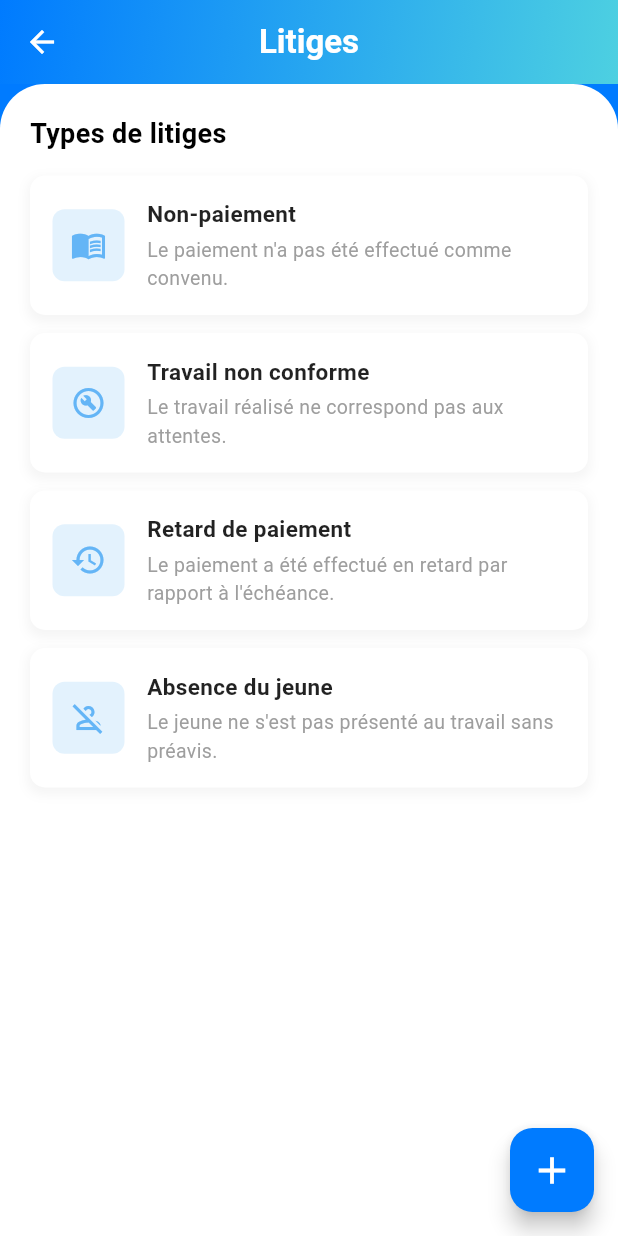
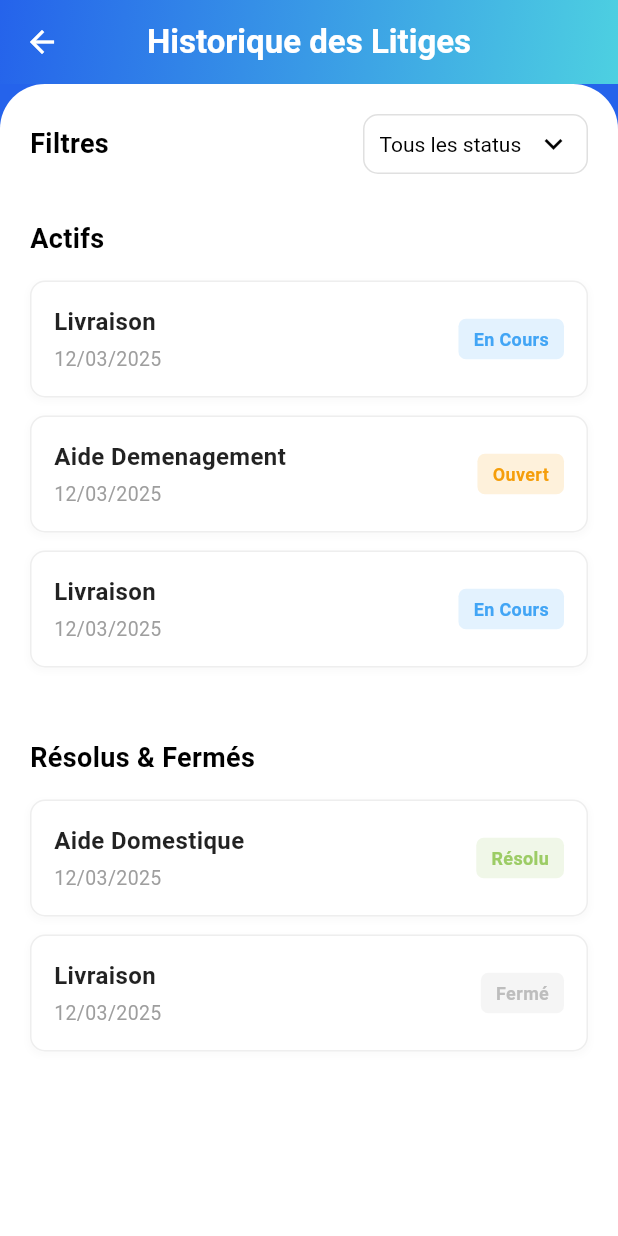
Before and after one commit to Tji-Teliman/tji_teliman_mobile, a Flutter app: the screen it shows after launch, on a phone screen of 412 x 824 dp. Run offline on Flutter 3.47's test engine with Material 3 defaults, Android fonts, the phone set to English and light mode, and no system bars; our stand-ins replace google_fonts, google_maps_flutter.

Commit message:
feat: ajout de la page historique  des  litiges

```diff
--- a/lib/main.dart
+++ b/lib/main.dart
@@ -1,5 +1,6 @@
 import 'package:flutter/material.dart';
 import 'package:intl/date_symbol_data_local.dart';
+import 'package:tji_teliman_mobile/screens/screens_jeunes/historique_litige.dart';
 import 'package:tji_teliman_mobile/screens/screens_jeunes/liste_litige.dart';
 import 'package:tji_teliman_mobile/screens/screens_jeunes/signaler_screen.dart';
 import 'screens/splash_screen.dart';
@@ -32,7 +33,7 @@ class MyApp extends StatelessWidget {
         useMaterial3: true,
       ),
       // L'écran de démarrage est défini ici
-      home: const ListeLitige(),
+      home: const HistoriqueLitige(),
       debugShowCheckedModeBanner: false,
     );
   }
--- /dev/null
+++ b/lib/screens/screens_jeunes/historique_litige.dart
@@ -0,0 +1,284 @@
+import 'package:flutter/material.dart';
+
+
+
+class HistoriqueLitige extends StatelessWidget {
+  const HistoriqueLitige({super.key});
+
+  @override
+  Widget build(BuildContext context) {
+    return MaterialApp(
+      title: 'Historique des Litiges',
+      theme: ThemeData(
+        primarySwatch: Colors.blue,
+        useMaterial3: true,
+      ),
+      home: const DisputeHistoryScreen(),
+      debugShowCheckedModeBanner: false,
+    );
+  }
+}
+
+// Définition des couleurs personnalisées
+const Color customOrange = Color(0xFFF59E0B);
+const Color customBlue = Color(0xFF2563EB);
+const Color accentColor = Color(0xFF4DD0E1); // Pour le dégradé de l'AppBar
+
+// Modèle de données pour un litige
+class DisputeRecord {
+  final String title;
+  final String date;
+  final String status;
+
+  const DisputeRecord({required this.title, required this.date, required this.status});
+}
+
+class DisputeHistoryScreen extends StatelessWidget {
+  const DisputeHistoryScreen({super.key});
+
+  // Données de simulation pour l'historique
+  final List<DisputeRecord> activeDisputes = const [
+    DisputeRecord(title: "Livraison", date: "12/03/2025", status: "En Cours"),
+    DisputeRecord(title: "Aide Demenagement", date: "12/03/2025", status: "Ouvert"),
+    DisputeRecord(title: "Livraison", date: "12/03/2025", status: "En Cours"),
+  ];
+
+  final List<DisputeRecord> resolvedDisputes = const [
+    DisputeRecord(title: "Aide Domestique", date: "12/03/2025", status: "Résolu"),
+    DisputeRecord(title: "Livraison", date: "12/03/2025", status: "Fermé"),
+  ];
+
+  @override
+  Widget build(BuildContext context) {
+    return Scaffold(
+      backgroundColor: customBlue, // Utilisation du bleu personnalisé comme couleur principale
+      appBar: AppBar(
+        // Dégradé pour l'AppBar
+        flexibleSpace: Container(
+          decoration: const BoxDecoration(
+            gradient: LinearGradient(
+              colors: [customBlue, accentColor],
+              begin: Alignment.topLeft,
+              end: Alignment.bottomRight,
+            ),
+          ),
+        ),
+        elevation: 0,
+        leading: IconButton(
+          icon: const Icon(Icons.arrow_back, color: Colors.white),
+          onPressed: () {
+            // Logique de retour
+          },
+        ),
+        title: const Text(
+          'Historique des Litiges',
+          style: TextStyle(color: Colors.white, fontWeight: FontWeight.w600),
+        ),
+        centerTitle: true,
+      ),
+
+      body: Column(
+        children: <Widget>[
+          // La carte blanche principale avec les coins supérieurs arrondis
+          Expanded(
+            child: Container(
+              width: double.infinity,
+              decoration: const BoxDecoration(
+                color: Colors.white,
+                borderRadius: BorderRadius.vertical(top: Radius.circular(30.0)),
+              ),
+              child: SingleChildScrollView(
+                padding: const EdgeInsets.all(20.0),
+                child: Column(
+                  crossAxisAlignment: CrossAxisAlignment.start,
+                  children: <Widget>[
+                    // --- Section Filtres ---
+                    const FilterSection(),
+                    const SizedBox(height: 25),
+
+                    // --- Section Actifs ---
+                    const SectionTitle(title: 'Actifs'),
+                    ...activeDisputes.map((record) => DisputeCard(record: record)).toList(),
+                    const SizedBox(height: 30),
+
+                    // --- Section Résolus & Fermés ---
+                    const SectionTitle(title: 'Résolus & Fermés'),
+                    ...resolvedDisputes.map((record) => DisputeCard(record: record)).toList(),
+                  ],
+                ),
+              ),
+            ),
+          ),
+        ],
+      ),
+    );
+  }
+}
+
+// Widget de titre de section (Actifs, Résolus & Fermés)
+class SectionTitle extends StatelessWidget {
+  final String title;
+  const SectionTitle({super.key, required this.title});
+
+  @override
+  Widget build(BuildContext context) {
+    return Padding(
+      padding: const EdgeInsets.only(bottom: 15.0, top: 5.0),
+      child: Text(
+        title,
+        style: const TextStyle(
+          fontWeight: FontWeight.bold,
+          fontSize: 18,
+          color: Colors.black,
+        ),
+      ),
+    );
+  }
+}
+
+// Widget pour la section Filtres (Titre + Dropdown)
+class FilterSection extends StatelessWidget {
+  const FilterSection({super.key});
+
+  @override
+  Widget build(BuildContext context) {
+    // Style du Dropdown pour correspondre au design
+    final OutlineInputBorder borderStyle = OutlineInputBorder(
+      borderRadius: BorderRadius.circular(10.0),
+      borderSide: const BorderSide(color: Colors.grey, width: 1.0),
+    );
+
+    return Row(
+      mainAxisAlignment: MainAxisAlignment.spaceBetween,
+      children: <Widget>[
+        const Text(
+          'Filtres',
+          style: TextStyle(
+            fontWeight: FontWeight.bold,
+            fontSize: 18,
+            color: Colors.black,
+          ),
+        ),
+        Container(
+          width: 150, // Taille fixe pour le dropdown
+          height: 40,
+          padding: const EdgeInsets.symmetric(horizontal: 10),
+          decoration: BoxDecoration(
+            borderRadius: BorderRadius.circular(10.0),
+            border: Border.all(color: Colors.grey.shade300),
+          ),
+          child: DropdownButtonHideUnderline(
+            child: DropdownButton<String>(
+              value: 'Tous les status',
+              icon: const Icon(Icons.keyboard_arrow_down, color: Colors.black),
+              isExpanded: true,
+              style: const TextStyle(color: Colors.black, fontSize: 14),
+              items: <String>['Tous les status', 'Ouvert', 'En Cours', 'Résolu', 'Fermé']
+                  .map<DropdownMenuItem<String>>((String value) {
+                return DropdownMenuItem<String>(
+                  value: value,
+                  child: Text(value),
+                );
+              }).toList(),
+              onChanged: (String? newValue) {
+                // Logique de filtrage
+              },
+            ),
+          ),
+        ),
+      ],
+    );
+  }
+}
+
+// Widget pour une seule carte de litige
+class DisputeCard extends StatelessWidget {
+  final DisputeRecord record;
+
+  const DisputeCard({super.key, required this.record});
+
+  // Fonction pour déterminer la couleur du badge en fonction du statut
+  Color _getStatusColor(String status) {
+    switch (status) {
+      case 'Ouvert':
+        return customOrange; // Orange
+      case 'En Cours':
+        return Colors.blue.shade400; // Bleu clair
+      case 'Résolu':
+        return Colors.lightGreen.shade400; // Vert
+      case 'Fermé':
+        return Colors.grey.shade400; // Gris
+      default:
+        return Colors.grey.shade300;
+    }
+  }
+
+  @override
+  Widget build(BuildContext context) {
+    final statusColor = _getStatusColor(record.status);
+
+    return Padding(
+      padding: const EdgeInsets.only(bottom: 12.0),
+      child: Container(
+        padding: const EdgeInsets.all(15),
+        decoration: BoxDecoration(
+          color: Colors.white,
+          borderRadius: BorderRadius.circular(10),
+          border: Border.all(color: Colors.grey.shade200),
+          boxShadow: [
+            BoxShadow(
+              color: Colors.grey.withOpacity(0.05),
+              spreadRadius: 1,
+              blurRadius: 3,
+              offset: const Offset(0, 2),
+            ),
+          ],
+        ),
+        child: Row(
+          mainAxisAlignment: MainAxisAlignment.spaceBetween,
+          children: <Widget>[
+            // --- Titre et Date ---
+            Column(
+              crossAxisAlignment: CrossAxisAlignment.start,
+              children: <Widget>[
+                Text(
+                  record.title,
+                  style: const TextStyle(
+                    fontWeight: FontWeight.bold,
+                    fontSize: 16,
+                    color: Colors.black87,
+                  ),
+                ),
+                const SizedBox(height: 4),
+                Text(
+                  record.date,
+                  style: const TextStyle(
+                    fontSize: 13,
+                    color: Colors.grey,
+                  ),
+                ),
+              ],
+            ),
+
+            // --- Badge de Statut ---
+            Container(
+              padding: const EdgeInsets.symmetric(horizontal: 10, vertical: 5),
+              decoration: BoxDecoration(
+                color: statusColor.withOpacity(0.15), // Fond très clair
+                borderRadius: BorderRadius.circular(5),
+              ),
+              child: Text(
+                record.status,
+                style: TextStyle(
+                  color: statusColor,
+                  fontWeight: FontWeight.bold,
+                  fontSize: 12,
+                ),
+              ),
+            ),
+          ],
+        ),
+      ),
+    );
+  }
+}
```
